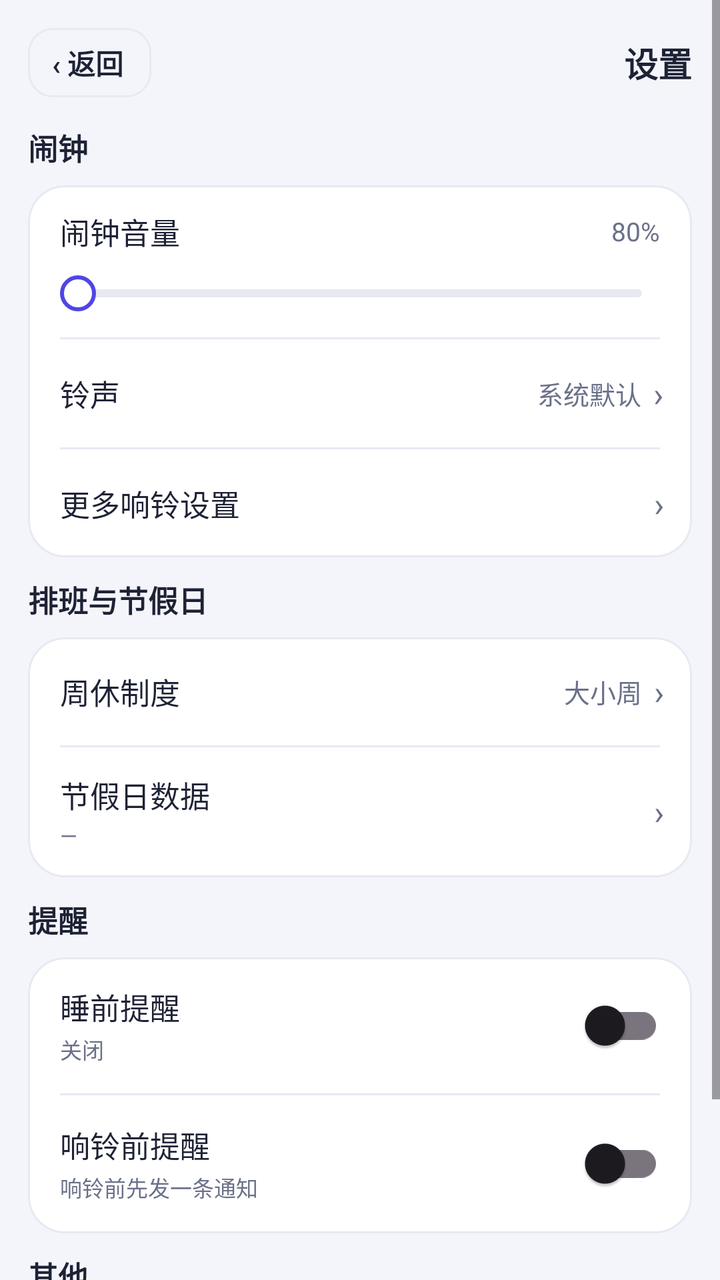
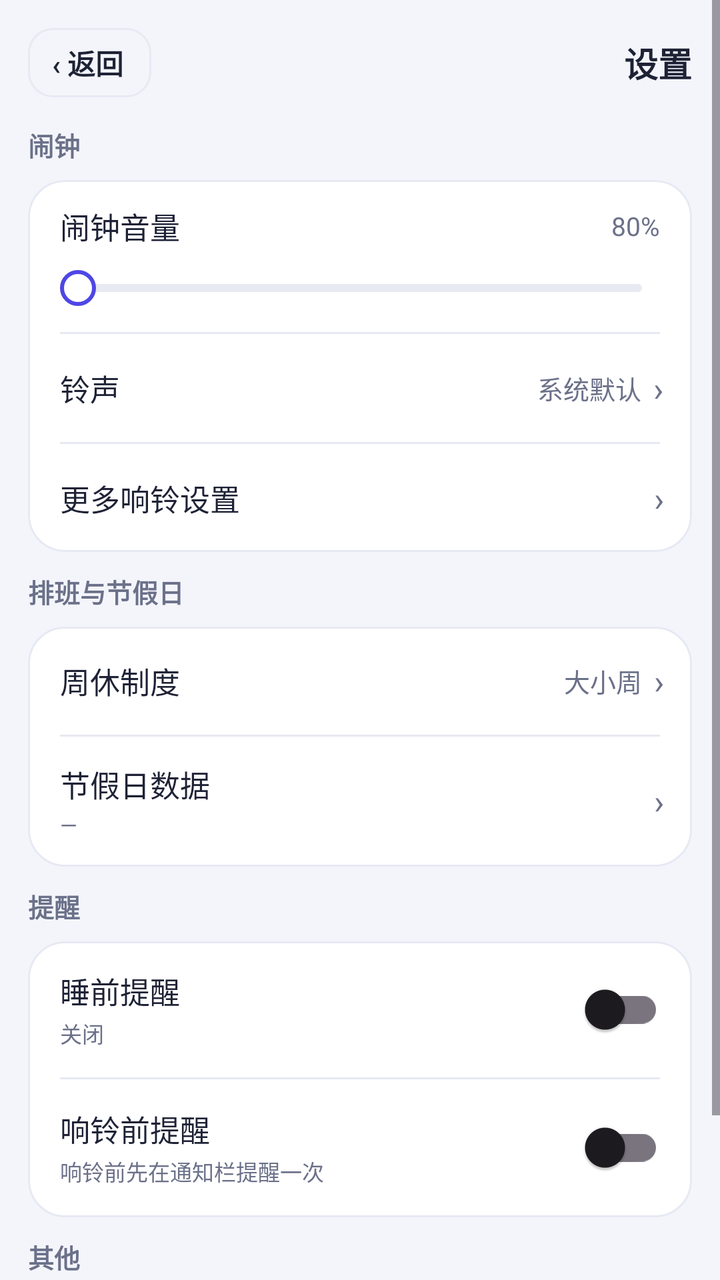

An Android layout rendered at two revisions. The XML below is the earlier revision; the diff shows what the commit changed to produce the second picture.
<!-- AndroidManifest.xml: application theme Theme.DaxiaoWeekAlarm -->
<!-- res/layout/activity_settings.xml -->
<?xml version="1.0" encoding="utf-8"?>
<ScrollView xmlns:android="http://schemas.android.com/apk/res/android"
    android:layout_width="match_parent"
    android:layout_height="match_parent"
    android:background="@color/bg"
    android:fitsSystemWindows="true">

    <LinearLayout
        android:layout_width="match_parent"
        android:layout_height="wrap_content"
        android:orientation="vertical"
        android:padding="14dp">

        
        <LinearLayout
            android:layout_width="match_parent"
            android:layout_height="wrap_content"
            android:layout_marginBottom="14dp"
            android:gravity="center_vertical"
            android:orientation="horizontal">

            <TextView
                android:id="@+id/btn_back"
                android:layout_width="wrap_content"
                android:layout_height="wrap_content"
                android:background="@drawable/bg_time_outline"
                android:clickable="true"
                android:focusable="true"
                android:paddingStart="12dp"
                android:paddingEnd="14dp"
                android:paddingTop="7dp"
                android:paddingBottom="7dp"
                android:text="‹ 返回"
                android:textColor="@color/ink"
                android:textSize="14sp"
                android:textStyle="bold" />

            <TextView
                android:layout_width="0dp"
                android:layout_height="wrap_content"
                android:layout_weight="1"
                android:gravity="end"
                android:text="设置"
                android:textColor="@color/ink"
                android:textSize="17sp"
                android:textStyle="bold" />
        </LinearLayout>

        
        <TextView
            style="@style/SectionTitle"
            android:layout_width="wrap_content"
            android:layout_height="wrap_content"
            android:layout_marginBottom="8dp"
            android:text="闹钟" />

        <LinearLayout
            android:layout_width="match_parent"
            android:layout_height="wrap_content"
            android:background="@drawable/bg_card"
            android:clipToOutline="true"
            android:orientation="vertical">

            
            <LinearLayout
                android:layout_width="match_parent"
                android:layout_height="wrap_content"
                android:orientation="vertical"
                android:paddingStart="16dp"
                android:paddingTop="12dp"
                android:paddingEnd="16dp"
                android:paddingBottom="4dp">

                <LinearLayout
                    android:layout_width="match_parent"
                    android:layout_height="wrap_content"
                    android:gravity="center_vertical"
                    android:orientation="horizontal">

                    <TextView
                        style="@style/SettingsTitle"
                        android:layout_width="0dp"
                        android:layout_height="wrap_content"
                        android:layout_weight="1"
                        android:text="闹钟音量" />

                    <TextView
                        android:id="@+id/tv_volume"
                        style="@style/SettingsValue"
                        android:layout_width="wrap_content"
                        android:layout_height="wrap_content"
                        android:text="80%" />
                </LinearLayout>

                
                <SeekBar
                    android:id="@+id/seek_volume_embed"
                    android:layout_width="match_parent"
                    android:layout_height="wrap_content"
                    android:layout_marginTop="2dp"
                    android:max="100"
                    android:minHeight="36dp"
                    android:paddingStart="9dp"
                    android:paddingEnd="9dp"
                    android:progressDrawable="@drawable/seek_track"
                    android:splitTrack="false"
                    android:thumb="@drawable/seek_thumb" />
            </LinearLayout>

            <View style="@style/SettingsDivider" />

                        <LinearLayout
                            android:id="@+id/row_ringtone"
                            android:layout_width="match_parent"
                            android:layout_height="wrap_content"
                            android:background="?attr/selectableItemBackground"
                            android:clickable="true"
                            android:focusable="true"
                            android:gravity="center_vertical"
                            android:minHeight="54dp"
                            android:orientation="horizontal"
                            android:paddingStart="16dp"
                            android:paddingEnd="14dp">

                            <TextView
                                style="@style/SettingsTitle"
                                android:layout_width="0dp"
                                android:layout_height="wrap_content"
                                android:layout_weight="1"
                                android:text="铃声" />

                            <TextView
                                android:id="@+id/tv_ringtone"
                                style="@style/SettingsValue"
                                android:layout_width="0dp"
                                android:layout_height="wrap_content"
                                android:layout_weight="0.9"
                                android:gravity="end"
                                android:text="系统默认" />

                            <TextView style="@style/SettingsChevron" />
                        </LinearLayout>

                        <View style="@style/SettingsDivider" />

            
            <LinearLayout
                android:id="@+id/row_more_ring"
                android:layout_width="match_parent"
                android:layout_height="wrap_content"
                android:background="?attr/selectableItemBackground"
                android:clickable="true"
                android:focusable="true"
                android:gravity="center_vertical"
                android:minHeight="54dp"
                android:orientation="horizontal"
                android:paddingStart="16dp"
                android:paddingEnd="14dp">

                <TextView
                    style="@style/SettingsTitle"
                    android:layout_width="0dp"
                    android:layout_height="wrap_content"
                    android:layout_weight="1"
                    android:text="更多响铃设置" />

                <TextView style="@style/SettingsChevron" />
            </LinearLayout>
        </LinearLayout>

        
        <TextView
            style="@style/SectionTitle"
            android:layout_width="wrap_content"
            android:layout_height="wrap_content"
            android:layout_marginTop="10dp"
            android:layout_marginBottom="8dp"
            android:text="排班与节假日" />

        <LinearLayout
            android:layout_width="match_parent"
            android:layout_height="wrap_content"
            android:background="@drawable/bg_card"
            android:clipToOutline="true"
            android:orientation="vertical">

                        <LinearLayout
                            android:id="@+id/row_week_mode"
                            android:layout_width="match_parent"
                            android:layout_height="wrap_content"
                            android:background="?attr/selectableItemBackground"
                            android:clickable="true"
                            android:focusable="true"
                            android:gravity="center_vertical"
                            android:minHeight="54dp"
                            android:orientation="horizontal"
                            android:paddingStart="16dp"
                            android:paddingEnd="14dp">

                            <TextView
                                style="@style/SettingsTitle"
                                android:layout_width="0dp"
                                android:layout_height="wrap_content"
                                android:layout_weight="1"
                                android:text="周休制度" />

                            <TextView
                                android:id="@+id/tv_week_mode"
                                style="@style/SettingsValue"
                                android:layout_width="wrap_content"
                                android:layout_height="wrap_content"
                                android:text="大小周" />

                            <TextView style="@style/SettingsChevron" />
                        </LinearLayout>

                        <View style="@style/SettingsDivider" />

                        <LinearLayout
                            android:id="@+id/row_holiday_data"
                            android:layout_width="match_parent"
                            android:layout_height="wrap_content"
                            android:background="?attr/selectableItemBackground"
                            android:clickable="true"
                            android:focusable="true"
                            android:gravity="center_vertical"
                            android:minHeight="64dp"
                            android:orientation="horizontal"
                            android:paddingStart="16dp"
                            android:paddingEnd="14dp"
                            android:paddingTop="10dp"
                            android:paddingBottom="10dp">

                            <LinearLayout
                                android:layout_width="0dp"
                                android:layout_height="wrap_content"
                                android:layout_weight="1"
                                android:orientation="vertical">

                                <TextView
                                    style="@style/SettingsTitle"
                                    android:layout_width="wrap_content"
                                    android:layout_height="wrap_content"
                                    android:text="节假日数据" />

                                <TextView
                                    android:id="@+id/tv_holiday_data"
                                    style="@style/SettingsSummary"
                                    android:layout_width="wrap_content"
                                    android:layout_height="wrap_content"
                                    android:layout_marginTop="2dp"
                                    android:text="—" />
                            </LinearLayout>

                            <TextView style="@style/SettingsChevron" />
                        </LinearLayout>

                        <View style="@style/SettingsDivider" />
        </LinearLayout>

        
        <TextView
            style="@style/SectionTitle"
            android:layout_width="wrap_content"
            android:layout_height="wrap_content"
            android:layout_marginTop="10dp"
            android:layout_marginBottom="8dp"
            android:text="提醒" />

        <LinearLayout
            android:layout_width="match_parent"
            android:layout_height="wrap_content"
            android:background="@drawable/bg_card"
            android:clipToOutline="true"
            android:orientation="vertical">

            
            <LinearLayout
                android:id="@+id/row_bedtime"
                android:layout_width="match_parent"
                android:layout_height="wrap_content"
                android:background="?attr/selectableItemBackground"
                android:clickable="true"
                android:focusable="true"
                android:gravity="center_vertical"
                android:minHeight="64dp"
                android:orientation="horizontal"
                android:paddingStart="16dp"
                android:paddingTop="10dp"
                android:paddingEnd="14dp"
                android:paddingBottom="10dp">

                <LinearLayout
                    android:layout_width="0dp"
                    android:layout_height="wrap_content"
                    android:layout_weight="1"
                    android:orientation="vertical">

                    <TextView
                        style="@style/SettingsTitle"
                        android:layout_width="wrap_content"
                        android:layout_height="wrap_content"
                        android:text="睡前提醒" />

                    <TextView
                        android:id="@+id/tv_bedtime"
                        style="@style/SettingsSummary"
                        android:layout_width="wrap_content"
                        android:layout_height="wrap_content"
                        android:layout_marginTop="2dp"
                        android:text="关闭" />
                </LinearLayout>

                
                <androidx.appcompat.widget.SwitchCompat
                    android:id="@+id/switch_bedtime"
                    android:layout_width="wrap_content"
                    android:layout_height="wrap_content"
                    android:clickable="true"
                    android:focusable="true" />
            </LinearLayout>

            <View style="@style/SettingsDivider" />

                        <LinearLayout
                            android:id="@+id/row_pre_notice"
                            android:layout_width="match_parent"
                            android:layout_height="wrap_content"
                            android:background="?attr/selectableItemBackground"
                            android:clickable="true"
                            android:focusable="true"
                            android:gravity="center_vertical"
                            android:minHeight="64dp"
                            android:orientation="horizontal"
                            android:paddingStart="16dp"
                            android:paddingEnd="14dp"
                            android:paddingTop="10dp"
                            android:paddingBottom="10dp">

                            <LinearLayout
                                android:layout_width="0dp"
                                android:layout_height="wrap_content"
                                android:layout_weight="1"
                                android:orientation="vertical">

                                <TextView
                                    style="@style/SettingsTitle"
                                    android:layout_width="wrap_content"
                                    android:layout_height="wrap_content"
                                    android:text="响铃前提醒" />

                                <TextView
                                    android:id="@+id/tv_pre_notice"
                                    style="@style/SettingsSummary"
                                    android:layout_width="wrap_content"
                                    android:layout_height="wrap_content"
                                    android:layout_marginTop="2dp"
                                    android:text="响铃前先发一条通知" />
                            </LinearLayout>

                            <androidx.appcompat.widget.SwitchCompat
                                android:id="@+id/switch_pre_notice"
                                android:layout_width="wrap_content"
                                android:layout_height="wrap_content"
                                android:clickable="false"
                                android:focusable="false" />
                        </LinearLayout>

                        <View style="@style/SettingsDivider" />
        </LinearLayout>

        
        <TextView
            style="@style/SectionTitle"
            android:layout_width="wrap_content"
            android:layout_height="wrap_content"
            android:layout_marginTop="10dp"
            android:layout_marginBottom="8dp"
            android:text="其他" />

        <LinearLayout
            android:layout_width="match_parent"
            android:layout_height="wrap_content"
            android:background="@drawable/bg_card"
            android:clipToOutline="true"
            android:orientation="vertical">

            
            <LinearLayout
                android:id="@+id/row_more"
                android:layout_width="match_parent"
                android:layout_height="wrap_content"
                android:background="?attr/selectableItemBackground"
                android:clickable="true"
                android:focusable="true"
                android:gravity="center_vertical"
                android:minHeight="54dp"
                android:orientation="horizontal"
                android:paddingStart="16dp"
                android:paddingEnd="14dp">

                <TextView
                    style="@style/SettingsTitle"
                    android:layout_width="0dp"
                    android:layout_height="wrap_content"
                    android:layout_weight="1"
                    android:text="更多设置" />

                <TextView
                    style="@style/SettingsSummary"
                    android:layout_width="wrap_content"
                    android:layout_height="wrap_content"
                    android:text="排班 · 检查 · 备份" />

                <TextView style="@style/SettingsChevron" />
            </LinearLayout>
        </LinearLayout>

        <TextView
            android:id="@+id/tv_version"
            android:layout_width="match_parent"
            android:layout_height="wrap_content"
            android:layout_marginTop="6dp"
            android:textColor="@color/sub"
            android:textSize="11sp" />
    </LinearLayout>
</ScrollView>
<!-- resources referenced by this layout -->
<resources>
  <color name="bg">#F4F5FB</color>
  <color name="ink">#1E2235</color>
  <color name="sub">#6B7189</color>
  <!-- drawable bg_card (drawable) -->
  <?xml version="1.0" encoding="utf-8"?>
  <shape xmlns:android="http://schemas.android.com/apk/res/android"
      android:shape="rectangle">
      <solid android:color="@color/card" />
      <corners android:radius="18dp" />
      <stroke android:width="1dp" android:color="@color/line" />
  </shape>
  <!-- drawable bg_time_outline (drawable) -->
  <?xml version="1.0" encoding="utf-8"?>
  <ripple xmlns:android="http://schemas.android.com/apk/res/android"
      android:color="#1F4F46E5">
      <item>
          <shape android:shape="rectangle">
              <solid android:color="@color/bg" />
              <corners android:radius="12dp" />
              <stroke android:width="1dp" android:color="@color/line" />
          </shape>
      </item>
  </ripple>
  <!-- drawable seek_thumb (drawable) -->
  <?xml version="1.0" encoding="utf-8"?>
  <shape xmlns:android="http://schemas.android.com/apk/res/android"
      android:shape="oval">
      <solid android:color="@color/card" />
      <stroke
          android:width="2dp"
          android:color="@color/indigo" />
      <size
          android:width="18dp"
          android:height="18dp" />
  </shape>
  <style name="SectionTitle">
          <item name="android:textColor">@color/ink</item>
          <item name="android:textSize">15sp</item>
          <item name="android:textStyle">bold</item>
      </style>
  <style name="SettingsChevron">
          <item name="android:layout_width">wrap_content</item>
          <item name="android:layout_height">wrap_content</item>
          <item name="android:layout_marginStart">6dp</item>
          <item name="android:text">›</item>
          <item name="android:textColor">@color/sub</item>
          <item name="android:textSize">17sp</item>
      </style>
  <style name="SettingsDivider">
          <item name="android:layout_width">match_parent</item>
          <item name="android:layout_height">1dp</item>
          <item name="android:layout_marginStart">16dp</item>
          <item name="android:layout_marginEnd">16dp</item>
          <item name="android:background">@color/line</item>
      </style>
  <style name="SettingsSummary">
          <item name="android:textColor">@color/sub</item>
          <item name="android:textSize">11sp</item>
          <item name="android:lineSpacingMultiplier">1.2</item>
      </style>
  <style name="SettingsTitle">
          <item name="android:textColor">@color/ink</item>
          <item name="android:textSize">15sp</item>
      </style>
  <style name="SettingsValue">
          <item name="android:textColor">@color/sub</item>
          <item name="android:textSize">13sp</item>
          <item name="android:maxLines">1</item>
          <item name="android:ellipsize">end</item>
      </style>
  <style name="Theme.DaxiaoWeekAlarm" parent="Theme.Material3.DayNight.NoActionBar">
          <item name="colorPrimary">@color/indigo</item>
          <item name="colorPrimaryVariant">@color/indigo_dark</item>
          <item name="colorOnPrimary">@color/white</item>
          <item name="android:statusBarColor">@color/bg</item>
          <item name="android:windowLightStatusBar">true</item>
      </style>
  <color name="card">#FFFFFF</color>
  <color name="line">#E7E9F3</color>
  <color name="indigo">#4F46E5</color>
  <color name="indigo_dark">#4338CA</color>
  <color name="white">#FFFFFFFF</color>
  <!-- unchanged entries left out for length: 1 -->
</resources>

<!-- the commit's change to res/layout/activity_settings.xml (unified diff, before → after) -->
@@ -355,7 +355,7 @@
                                     android:layout_width="wrap_content"
                                     android:layout_height="wrap_content"
                                     android:layout_marginTop="2dp"
-                                    android:text="响铃前先发一条通知" />
+                                    android:text="响铃前先在通知栏提醒一次" />
                             </LinearLayout>
 
                             <androidx.appcompat.widget.SwitchCompat
@@ -410,7 +410,7 @@
                     style="@style/SettingsSummary"
                     android:layout_width="wrap_content"
                     android:layout_height="wrap_content"
-                    android:text="排班 · 检查 · 备份" />
+                    android:text="排班 · 小组件 · 检查 · 备份" />
 
                 <TextView style="@style/SettingsChevron" />
             </LinearLayout>
<!-- resource entries referenced after the edit -->
@@ -36,8 +36,8 @@
           android:height="18dp" />
   </shape>
   <style name="SectionTitle">
-          <item name="android:textColor">@color/ink</item>
-          <item name="android:textSize">15sp</item>
+          <item name="android:textColor">@color/sub</item>
+          <item name="android:textSize">13sp</item>
           <item name="android:textStyle">bold</item>
       </style>
   <style name="SettingsChevron">
